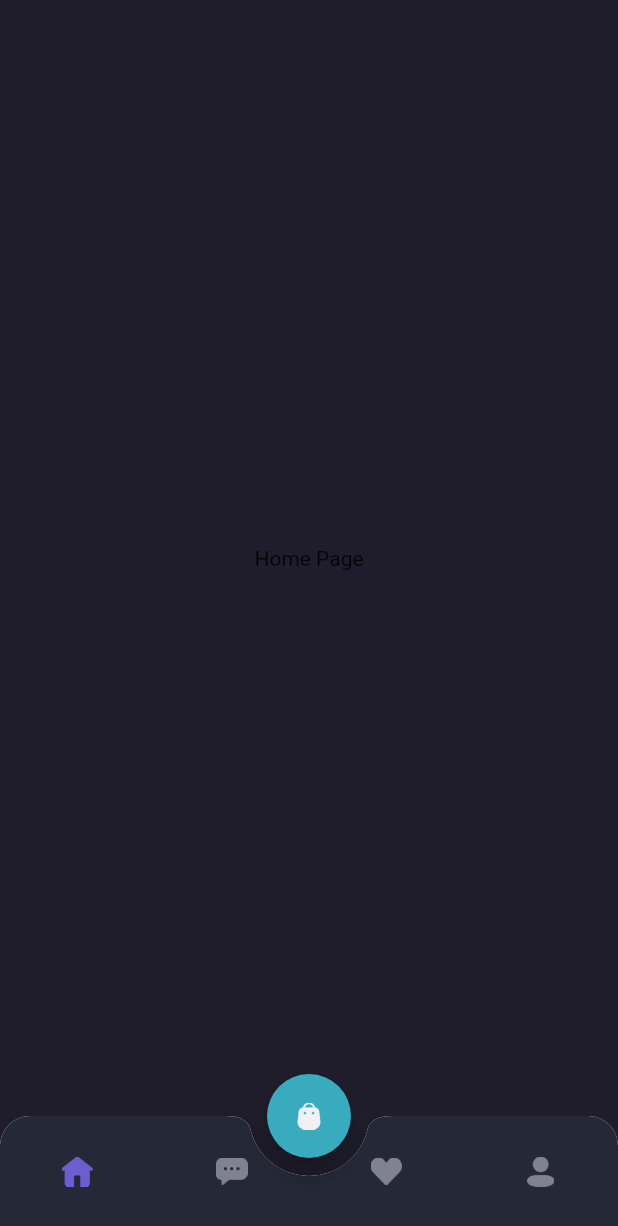
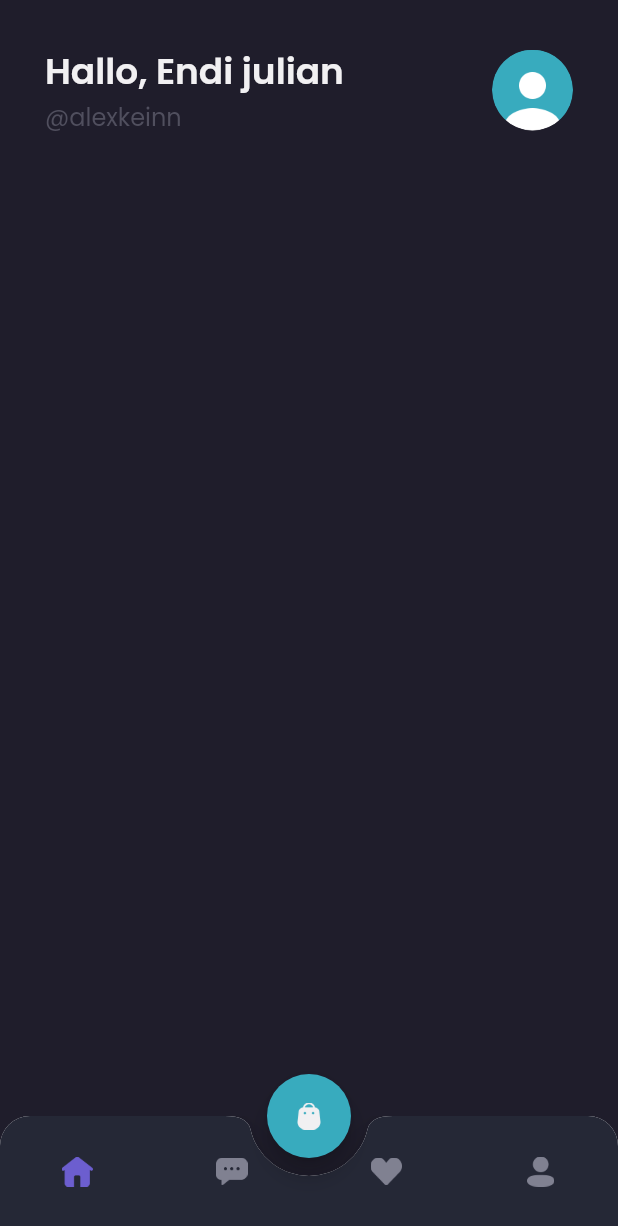
Before and after one commit to endijulian/flutter-ecommerce, a Flutter app: the MainPage screen opened by its route, on a phone screen of 412 x 824 dp. Shown: the top 1226 px of the screen. Run offline on Flutter 3.47's test engine with Material 2 defaults, Android fonts, the phone set to English and light mode, and no system bars; our stand-ins replace google_fonts.

Commit message:
home page, header

```diff
--- a/lib/pages/home/home_page.dart
+++ b/lib/pages/home/home_page.dart
@@ -1,10 +1,58 @@
 import 'package:flutter/material.dart';
+import 'package:flutter_ecommerce/theme.dart';
 
 class HomePage extends StatelessWidget {
   @override
   Widget build(BuildContext context) {
-    return Center(
-      child: Text('Home Page'),
+    Widget header() {
+      return Container(
+        margin: EdgeInsets.only(
+          top: defaultMargin,
+          left: defaultMargin,
+          right: defaultMargin,
+        ),
+        child: Row(
+          children: [
+            Expanded(
+              child: Column(
+                crossAxisAlignment: CrossAxisAlignment.start,
+                children: [
+                  Text(
+                    'Hallo, Endi julian',
+                    style: primaryTextStyle.copyWith(
+                      fontSize: 24,
+                      fontWeight: semiBold,
+                    ),
+                  ),
+                  Text(
+                    '@alexkeinn',
+                    style: subtitleTextStyle.copyWith(
+                      fontSize: 16,
+                      fontWeight: reguler,
+                    ),
+                  )
+                ],
+              ),
+            ),
+            Container(
+              width: 54,
+              height: 54,
+              decoration: const BoxDecoration(
+                shape: BoxShape.circle,
+                image: DecorationImage(
+                  image: AssetImage('assets/image_profile.png'),
+                ),
+              ),
+            ),
+          ],
+        ),
+      );
+    }
+
+    return ListView(
+      children: [
+        header(),
+      ],
     );
   }
 }
```
